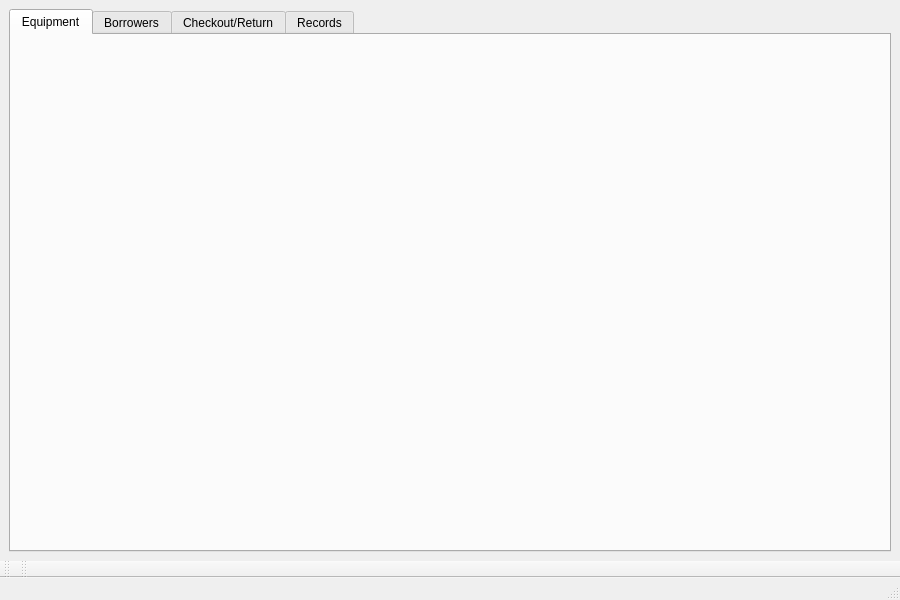
Qt form mainwindow.ui (compsctesting-lgtm/TechTrack) before a commit.
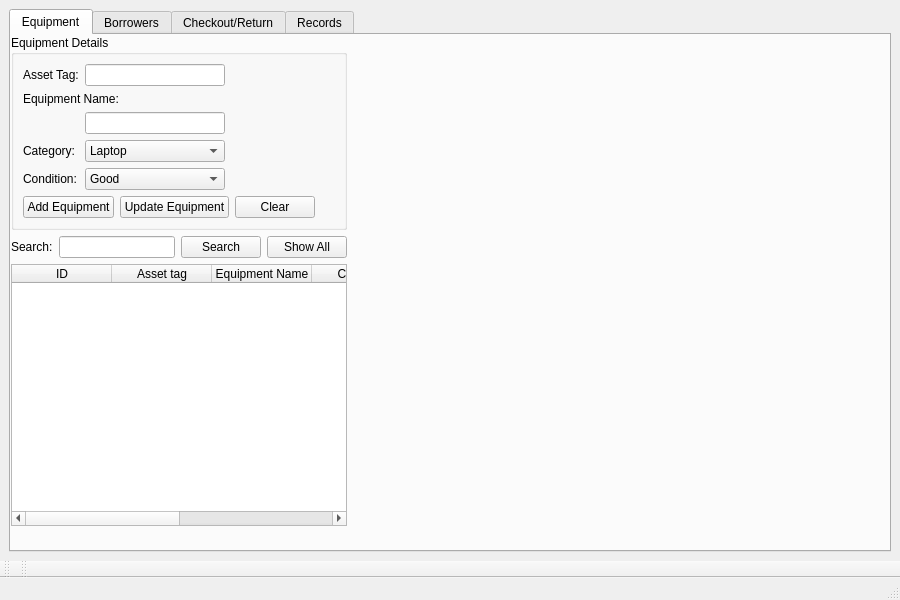
The same form after that commit.

Commit message: Design equipment management interface

Patch:
```diff
--- a/mainwindow.ui
+++ b/mainwindow.ui
@@ -30,6 +30,214 @@
        <attribute name="title">
         <string>Equipment</string>
        </attribute>
+       <widget class="QWidget" name="">
+        <property name="geometry">
+         <rect>
+          <x>0</x>
+          <y>0</y>
+          <width>336</width>
+          <height>491</height>
+         </rect>
+        </property>
+        <layout class="QVBoxLayout" name="verticalLayout_2">
+         <item>
+          <widget class="QGroupBox" name="equipmentGroupBox">
+           <property name="title">
+            <string>Equipment Details</string>
+           </property>
+           <layout class="QFormLayout" name="formLayout_2">
+            <item row="0" column="0">
+             <layout class="QFormLayout" name="formLayout">
+              <item row="0" column="0">
+               <widget class="QLabel" name="label_1">
+                <property name="text">
+                 <string>Asset Tag:</string>
+                </property>
+               </widget>
+              </item>
+              <item row="0" column="1">
+               <widget class="QLineEdit" name="assetTagLineEdit"/>
+              </item>
+              <item row="2" column="0" colspan="2">
+               <widget class="QLabel" name="label_2">
+                <property name="text">
+                 <string>Equipment Name:</string>
+                </property>
+               </widget>
+              </item>
+              <item row="3" column="1">
+               <widget class="QLineEdit" name="equipmentNameLineEdit"/>
+              </item>
+              <item row="4" column="0">
+               <widget class="QLabel" name="label_3">
+                <property name="text">
+                 <string>Category:</string>
+                </property>
+               </widget>
+              </item>
+              <item row="4" column="1">
+               <widget class="QComboBox" name="categoryComboBox">
+                <item>
+                 <property name="text">
+                  <string>Laptop</string>
+                 </property>
+                </item>
+                <item>
+                 <property name="text">
+                  <string>Tablet</string>
+                 </property>
+                </item>
+                <item>
+                 <property name="text">
+                  <string>Charger</string>
+                 </property>
+                </item>
+                <item>
+                 <property name="text">
+                  <string>Camera</string>
+                 </property>
+                </item>
+                <item>
+                 <property name="text">
+                  <string>Projector</string>
+                 </property>
+                </item>
+                <item>
+                 <property name="text">
+                  <string>Other</string>
+                 </property>
+                </item>
+               </widget>
+              </item>
+              <item row="6" column="0">
+               <widget class="QLabel" name="label_4">
+                <property name="text">
+                 <string>Condition:</string>
+                </property>
+               </widget>
+              </item>
+              <item row="6" column="1">
+               <widget class="QComboBox" name="conditionComboBox">
+                <item>
+                 <property name="text">
+                  <string>Good</string>
+                 </property>
+                </item>
+                <item>
+                 <property name="text">
+                  <string>Needs Maintenance</string>
+                 </property>
+                </item>
+                <item>
+                 <property name="text">
+                  <string>Damaged</string>
+                 </property>
+                </item>
+               </widget>
+              </item>
+             </layout>
+            </item>
+            <item row="1" column="0">
+             <layout class="QHBoxLayout" name="horizontalLayout">
+              <item>
+               <widget class="QPushButton" name="addEquipmentButton">
+                <property name="text">
+                 <string>Add Equipment</string>
+                </property>
+               </widget>
+              </item>
+              <item>
+               <widget class="QPushButton" name="updateEquipmentButton">
+                <property name="text">
+                 <string>Update Equipment</string>
+                </property>
+               </widget>
+              </item>
+              <item>
+               <widget class="QPushButton" name="clearEquipmentButton">
+                <property name="text">
+                 <string>Clear</string>
+                </property>
+               </widget>
+              </item>
+             </layout>
+            </item>
+           </layout>
+          </widget>
+         </item>
+         <item>
+          <layout class="QHBoxLayout" name="horizontalLayout_2">
+           <item>
+            <widget class="QLabel" name="label">
+             <property name="text">
+              <string>Search:</string>
+             </property>
+            </widget>
+           </item>
+           <item>
+            <widget class="QLineEdit" name="equipmentSearchLineEdit"/>
+           </item>
+           <item>
+            <widget class="QPushButton" name="searchEquipmentButton">
+             <property name="text">
+              <string>Search</string>
+             </property>
+            </widget>
+           </item>
+           <item>
+            <widget class="QPushButton" name="showAllEquipmentButton">
+             <property name="text">
+              <string>Show All</string>
+             </property>
+            </widget>
+           </item>
+          </layout>
+         </item>
+         <item>
+          <widget class="QTableWidget" name="tableWidget">
+           <property name="editTriggers">
+            <set>QAbstractItemView::EditTrigger::NoEditTriggers</set>
+           </property>
+           <property name="selectionMode">
+            <enum>QAbstractItemView::SelectionMode::SingleSelection</enum>
+           </property>
+           <property name="selectionBehavior">
+            <enum>QAbstractItemView::SelectionBehavior::SelectRows</enum>
+           </property>
+           <column>
+            <property name="text">
+             <string>ID</string>
+            </property>
+           </column>
+           <column>
+            <property name="text">
+             <string>Asset tag</string>
+            </property>
+           </column>
+           <column>
+            <property name="text">
+             <string>Equipment Name</string>
+            </property>
+           </column>
+           <column>
+            <property name="text">
+             <string>Category</string>
+            </property>
+           </column>
+           <column>
+            <property name="text">
+             <string>Condition</string>
+            </property>
+           </column>
+           <column>
+            <property name="text">
+             <string>Status</string>
+            </property>
+           </column>
+          </widget>
+         </item>
+        </layout>
+       </widget>
       </widget>
       <widget class="QWidget" name="tab_2">
        <attribute name="title">
```
